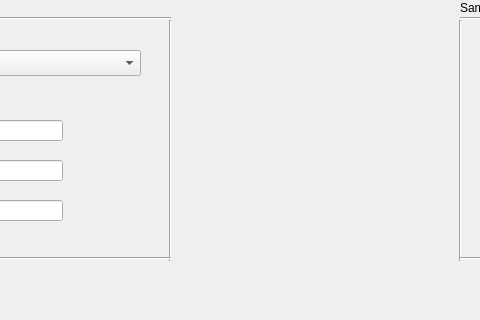
The window that TP1/pythonApp/designer/myTp1MainWindow.ui (benjacarlos/ASSD-G4) describes before a commit, drawn with Qt 5; both pictures show x 240 to 720 and y 0 to 320 of the 1126 by 847 pixel window.
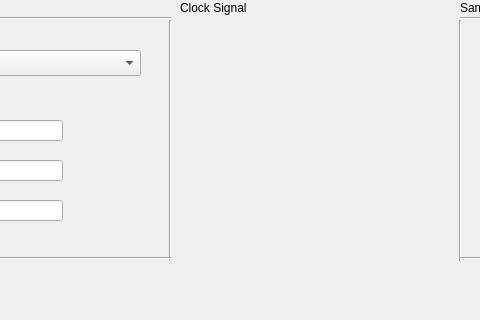
The same window after the commit. Custom widgets are drawn as their Qt base class.

Commit message: Funciona prudentemente

Patch:
```diff
--- a/TP1/pythonApp/designer/myTp1MainWindow.ui
+++ b/TP1/pythonApp/designer/myTp1MainWindow.ui
@@ -682,6 +682,19 @@
      </rect>
     </property>
    </widget>
+   <widget class="QLabel" name="clockSignalLabel">
+    <property name="geometry">
+     <rect>
+      <x>420</x>
+      <y>0</y>
+      <width>121</width>
+      <height>16</height>
+     </rect>
+    </property>
+    <property name="text">
+     <string>Clock Signal</string>
+    </property>
+   </widget>
   </widget>
  </widget>
  <customwidgets>
```
The commit also changes 2 other files.
